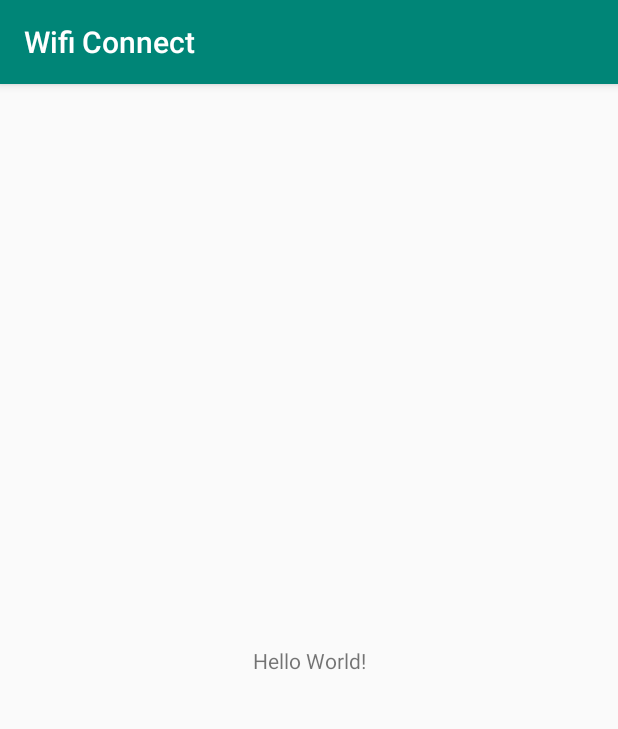
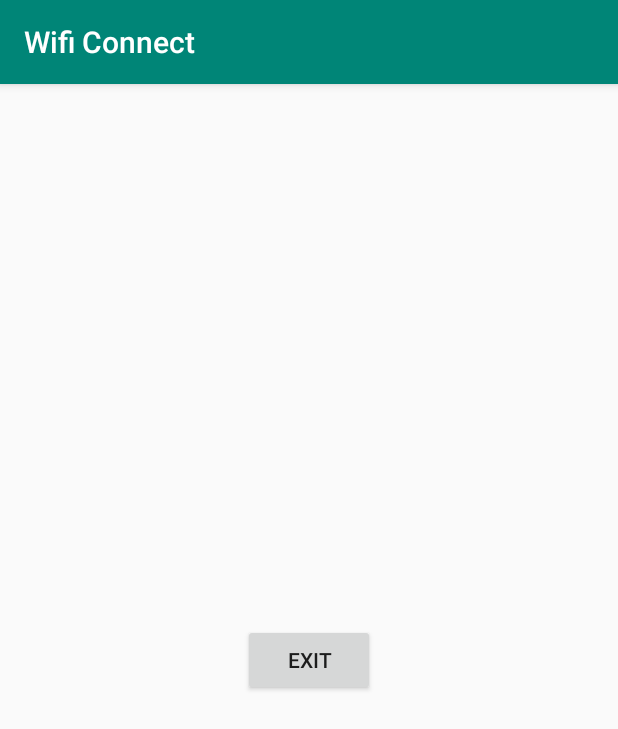
Before and after one commit to EthanShoe/WiFiConnect, an Android app: the MainActivity screen opened directly, with no data from a screen before it, on a phone screen of 412 x 824 dp. Shown: the top 729 px of the screen. Run offline under Robolectric (Android 15) with nearby library versions, the phone set to English and light mode, and no system bars; 1 statement that could not run was skipped.

Commit message:
Added exit button (not sure if it works)

```diff
--- a/app/src/main/res/layout/activity_main.xml
+++ b/app/src/main/res/layout/activity_main.xml
@@ -6,13 +6,14 @@
     android:layout_height="match_parent"
     tools:context=".MainActivity">
 
-    <TextView
+    <Button
+        android:id="@+id/exitButton"
         android:layout_width="wrap_content"
         android:layout_height="wrap_content"
-        android:text="Hello World!"
+        android:onClick="exitButtonClick"
+        android:text="Exit"
         app:layout_constraintBottom_toBottomOf="parent"
-        app:layout_constraintLeft_toLeftOf="parent"
-        app:layout_constraintRight_toRightOf="parent"
+        app:layout_constraintEnd_toEndOf="parent"
+        app:layout_constraintStart_toStartOf="parent"
         app:layout_constraintTop_toTopOf="parent" />
-
 </androidx.constraintlayout.widget.ConstraintLayout>
```
Also changed, not shown: app/src/main/java/com/example/wificonnect/MainActivity.java (+4 -12 lines).
